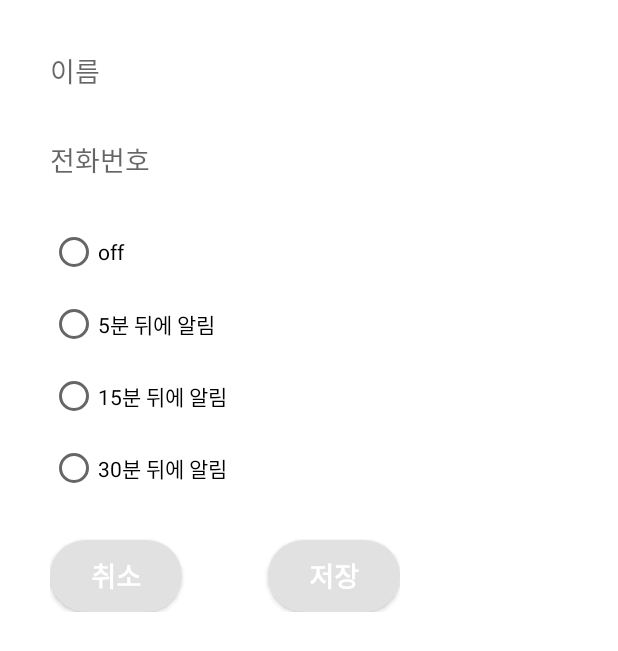
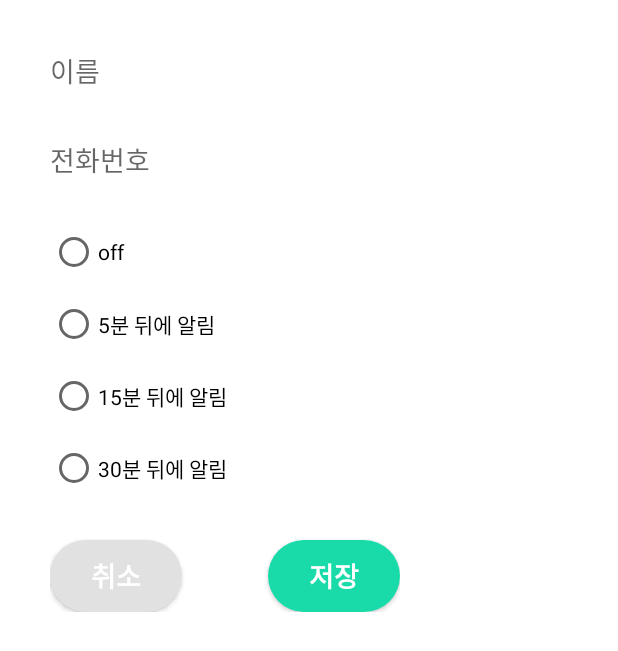
Before and after one commit to Sth-bear/TeamChicken, an Android app: the layout addnotification_dialog.xml on its own in the app's theme, with its tools: preview values and no code run, on a phone screen of 412 x 824 dp. Shown: the top 651 px of the screen. Run offline under Robolectric (Android 15) with nearby library versions, the phone set to English and light mode, and no system bars.

Commit message:
[Style] 저장 버튼 색상 변경

```diff
--- a/app/src/main/res/layout/addnotification_dialog.xml
+++ b/app/src/main/res/layout/addnotification_dialog.xml
@@ -90,7 +90,7 @@
         android:layout_marginTop="32dp"
         android:text="저장"
         android:background="@drawable/tablayout_radius"
-        android:backgroundTint="#E1E1E1"
+        android:backgroundTint="@color/mainColor"
         android:textColor="#FFFFFF"
         android:textSize="18sp"
         android:textStyle="bold"
```
